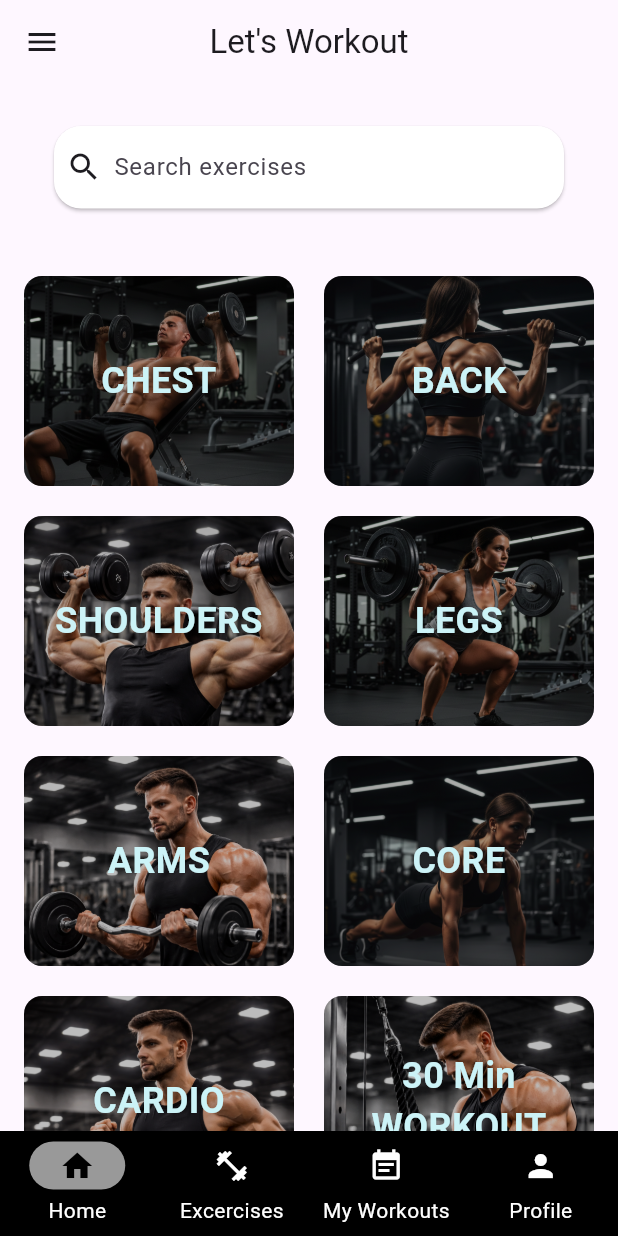
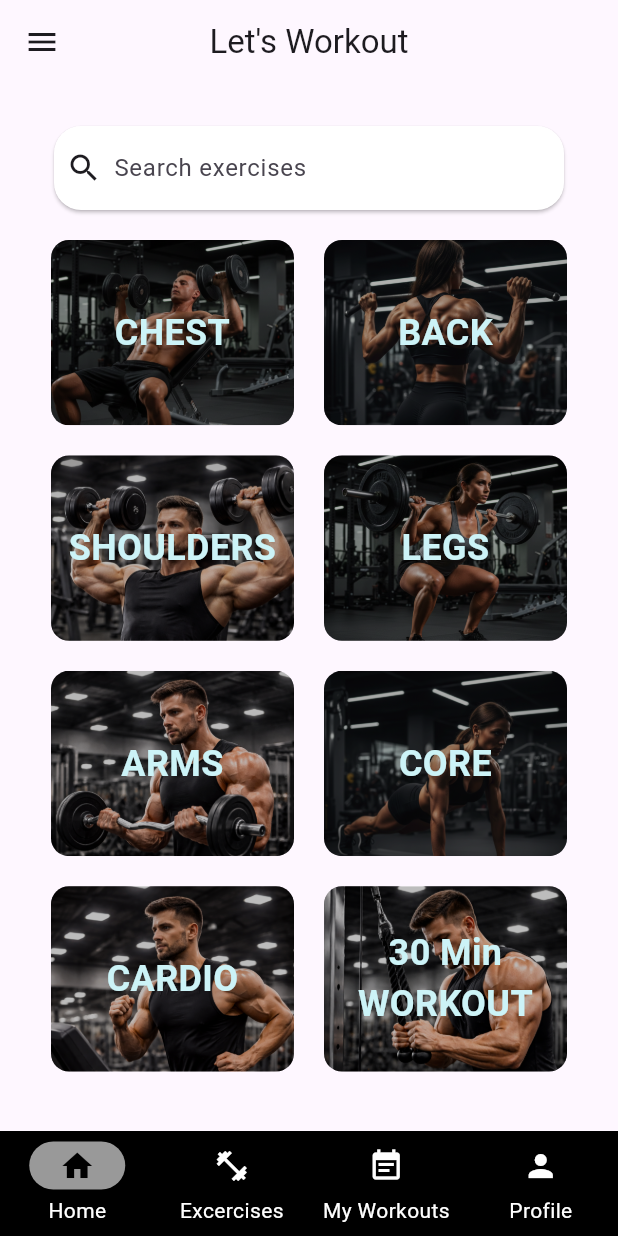
Before and after one commit to ShivamGlotra/workout_app, a Flutter app: the screen it shows after launch, on a phone screen of 412 x 824 dp. Run offline on Flutter 3.47's test engine with Material 3 defaults, Android fonts, the phone set to English and light mode, and no system bars.

Commit message:
height widht fixed

```diff
--- a/lib/screens/home_page.dart
+++ b/lib/screens/home_page.dart
@@ -49,7 +49,6 @@
             Padding(
               padding: const EdgeInsets.all(20),
               child: SizedBox(
-                height: 55,
                 width: double.infinity,
                 child: SearchBar(
                   hintText: 'Search exercises',
@@ -64,7 +63,6 @@
                 ),
               ),
             ),
-            SizedBox(height: 25),
             ...List.generate((exerciseTiles.length / 2).ceil(), (rowIndex) {
               int firstIndex = rowIndex * 2;
               int secondIndex = firstIndex + 1;
@@ -74,11 +72,11 @@
                 child: Row(
                   mainAxisAlignment: MainAxisAlignment.center,
                   children: [
-                    exerciseTile(exerciseTiles[firstIndex]),
+                    exerciseTile(context, exerciseTiles[firstIndex]),
                     if (secondIndex < exerciseTiles.length)
                       const SizedBox(width: 20),
                     if (secondIndex < exerciseTiles.length)
-                      exerciseTile(exerciseTiles[secondIndex]),
+                      exerciseTile(context, exerciseTiles[secondIndex]),
                   ],
                 ),
               );
@@ -157,10 +155,17 @@
     );
   }
 
-  Widget exerciseTile(Map<String, dynamic> data) {
+  Widget exerciseTile(BuildContext context, Map<String, dynamic> data) {
+    final screenHeight = MediaQuery.of(context).size.height;
+    final screenWidth = MediaQuery.of(context).size.width;
+
+    // Set tile size as fraction of screen
+    final tileHeight = screenHeight * 0.15; // adjust as needed
+    final tileWidth = (screenWidth - 88) / 2; // 16px padding + 20px spacing
+
     return SizedBox(
-      height: 140,
-      width: 180,
+      height: tileHeight,
+      width: tileWidth,
       child: ClipRRect(
         borderRadius: BorderRadius.circular(12),
         child: Stack(
```
